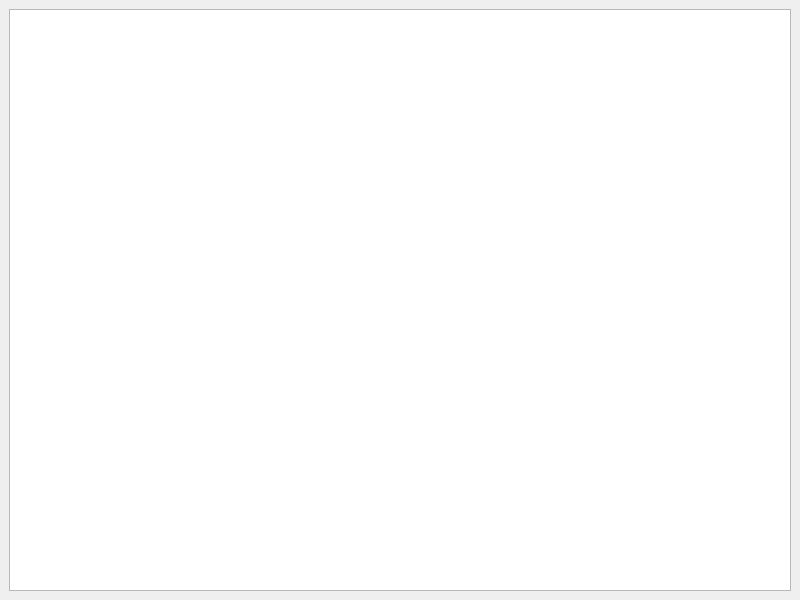
QuadrantQuartet/PileBox, file mainwindow.ui: the form before one commit.
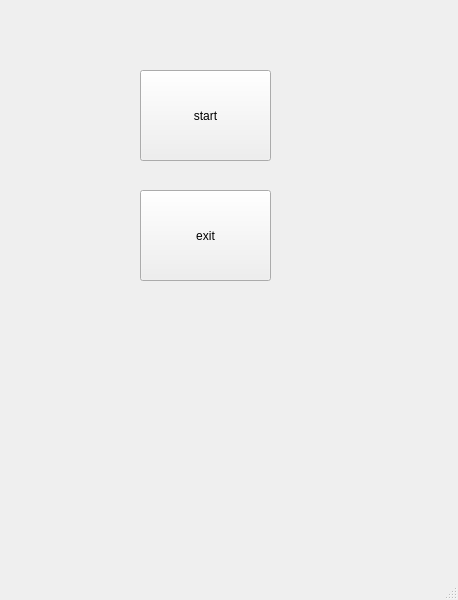
The form after the commit.

Diff of the .ui file:
```diff
--- a/mainwindow.ui
+++ b/mainwindow.ui
@@ -6,7 +6,7 @@
    <rect>
     <x>0</x>
     <y>0</y>
-    <width>800</width>
+    <width>458</width>
     <height>600</height>
    </rect>
   </property>
@@ -14,28 +14,44 @@
    <string>MainWindow</string>
   </property>
   <widget class="QWidget" name="centralwidget">
-   <layout class="QHBoxLayout" name="horizontalLayout">
-    <item>
-     <widget class="QGraphicsView" name="graphicsView">
-      <property name="verticalScrollBarPolicy">
-       <enum>Qt::ScrollBarAlwaysOff</enum>
-      </property>
-      <property name="horizontalScrollBarPolicy">
-       <enum>Qt::ScrollBarAlwaysOff</enum>
-      </property>
-      <property name="alignment">
-       <set>Qt::AlignLeading|Qt::AlignLeft|Qt::AlignTop</set>
-      </property>
-      <property name="renderHints">
-       <set>QPainter::Antialiasing|QPainter::TextAntialiasing</set>
-      </property>
-      <property name="cacheMode">
-       <set>QGraphicsView::CacheBackground</set>
-      </property>
-     </widget>
-    </item>
-   </layout>
+   <widget class="QPushButton" name="startButton">
+    <property name="geometry">
+     <rect>
+      <x>140</x>
+      <y>70</y>
+      <width>131</width>
+      <height>91</height>
+     </rect>
+    </property>
+    <property name="text">
+     <string>start</string>
+    </property>
+   </widget>
+   <widget class="QPushButton" name="exitButton">
+    <property name="geometry">
+     <rect>
+      <x>140</x>
+      <y>190</y>
+      <width>131</width>
+      <height>91</height>
+     </rect>
+    </property>
+    <property name="text">
+     <string>exit</string>
+    </property>
+   </widget>
   </widget>
+  <widget class="QMenuBar" name="menubar">
+   <property name="geometry">
+    <rect>
+     <x>0</x>
+     <y>0</y>
+     <width>458</width>
+     <height>26</height>
+    </rect>
+   </property>
+  </widget>
+  <widget class="QStatusBar" name="statusbar"/>
  </widget>
  <resources/>
  <connections/>
```
Left out of the diff: 5 changed lines with no effect on the pictures.
